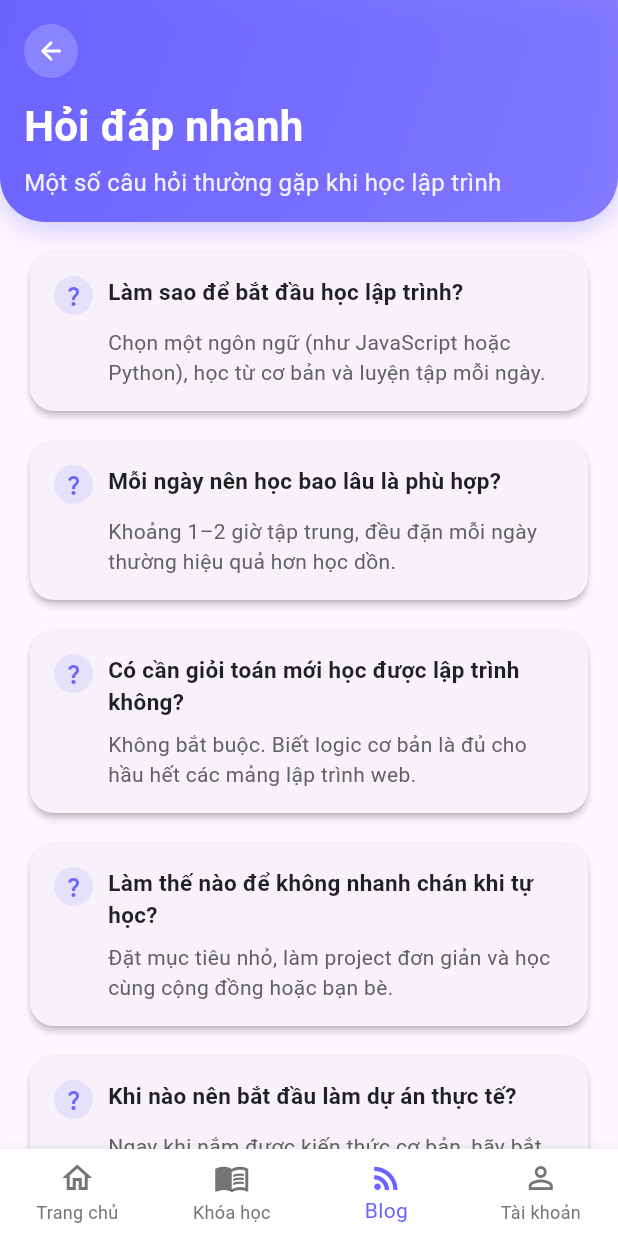
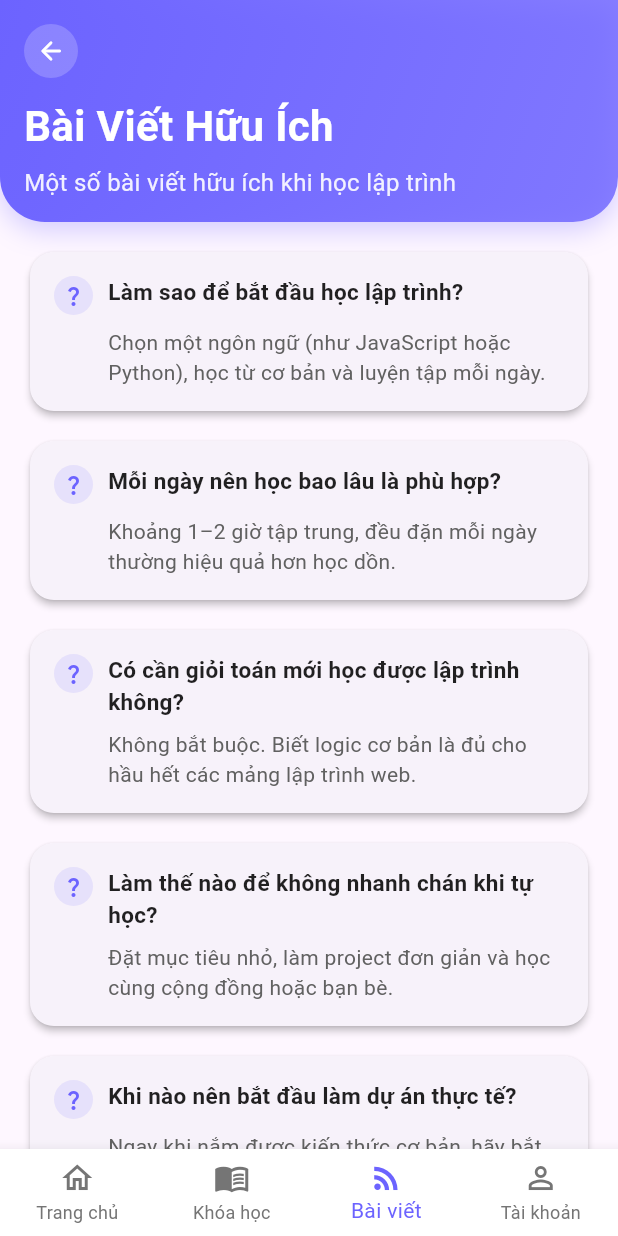
Before and after one commit to hiu123-ui/mobile-app-elearning, a Flutter app: the BlogScreen screen opened by its route, on a phone screen of 412 x 824 dp. Run offline on Flutter 3.47's test engine with Material 3 defaults, Android fonts, the phone set to English and light mode, and no system bars; our stand-ins replace shared_preferences; accounts and stored records are empty; network calls fail.

Commit message:
push code

```diff
--- a/lib/screens/account_screen.dart
+++ b/lib/screens/account_screen.dart
@@ -626,7 +626,7 @@ class _AccountScreenState extends State<AccountScreen> {
         BottomNavigationBarItem(
           icon: Icon(Icons.rss_feed_outlined),
           activeIcon: Icon(Icons.rss_feed),
-          label: 'Blog',
+          label: 'Bài viết',
         ),
         BottomNavigationBarItem(
           icon: Icon(Icons.person_outline),
--- a/lib/screens/blog_screen.dart
+++ b/lib/screens/blog_screen.dart
@@ -39,8 +39,8 @@ class BlogScreen extends StatelessWidget {
         child: Column(
           children: [
             const HeaderWidget(
-              title: 'Hỏi đáp nhanh',
-              subtitle: 'Một số câu hỏi thường gặp khi học lập trình',
+              title: 'Bài Viết Hữu Ích',
+              subtitle: 'Một số bài viết hữu ích khi học lập trình',
               showBackButton: true,
             ),
             Expanded(
@@ -154,7 +154,7 @@ class BlogScreen extends StatelessWidget {
           BottomNavigationBarItem(
             icon: Icon(Icons.rss_feed_outlined),
             activeIcon: Icon(Icons.rss_feed),
-            label: 'Blog',
+            label: 'Bài viết',
           ),
           BottomNavigationBarItem(
             icon: Icon(Icons.person_outline),
--- a/lib/screens/courses_screen.dart
+++ b/lib/screens/courses_screen.dart
@@ -608,7 +608,7 @@ class _CoursesScreenState extends State<CoursesScreen> {
         BottomNavigationBarItem(
           icon: Icon(Icons.rss_feed_outlined),
           activeIcon: Icon(Icons.rss_feed),
-          label: 'Blog',
+          label: 'Bài viết',
         ),
         BottomNavigationBarItem(
           icon: Icon(Icons.person_outline),
--- a/lib/screens/home_screen.dart
+++ b/lib/screens/home_screen.dart
@@ -847,7 +847,7 @@ class _HomeScreenState extends State<HomeScreen> {
         BottomNavigationBarItem(
           icon: Icon(Icons.rss_feed_outlined),
           activeIcon: Icon(Icons.rss_feed),
-          label: 'Blog',
+          label: 'Bài viết',
         ),
         BottomNavigationBarItem(
           icon: Icon(Icons.person_outline),
```
Also changed, not shown: lib/services/api_service.dart (+5 -5 lines).
